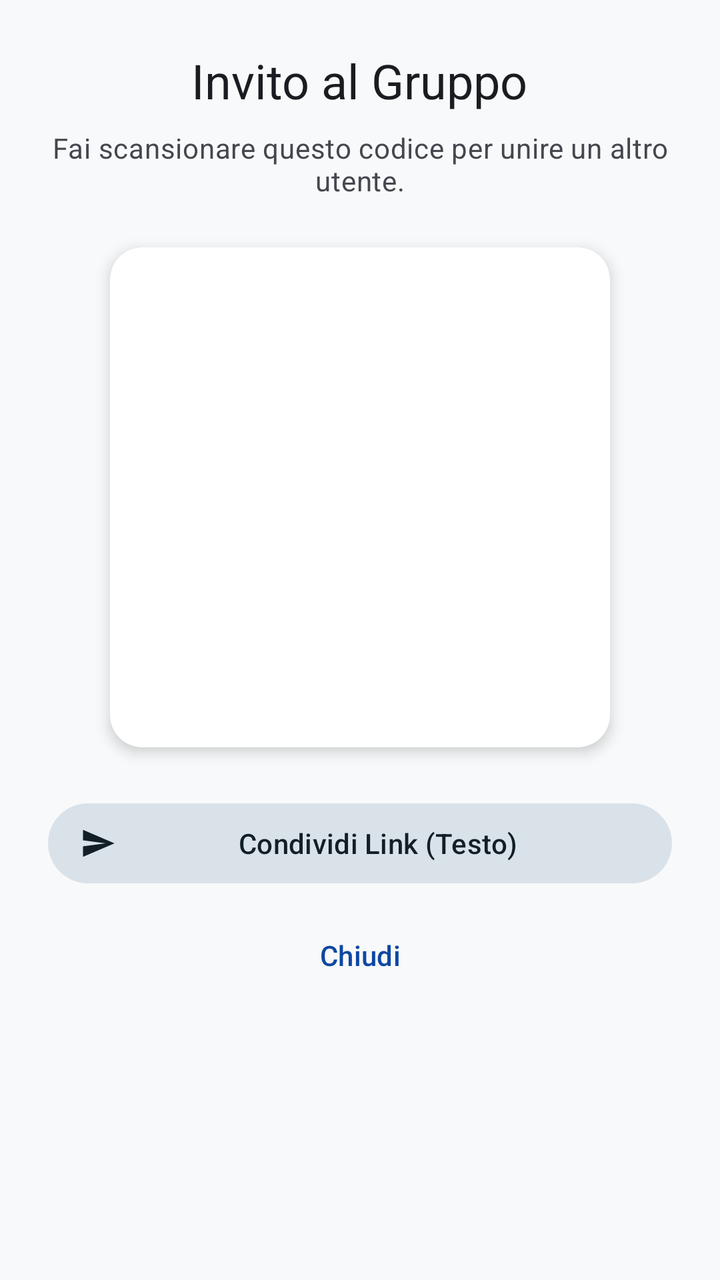
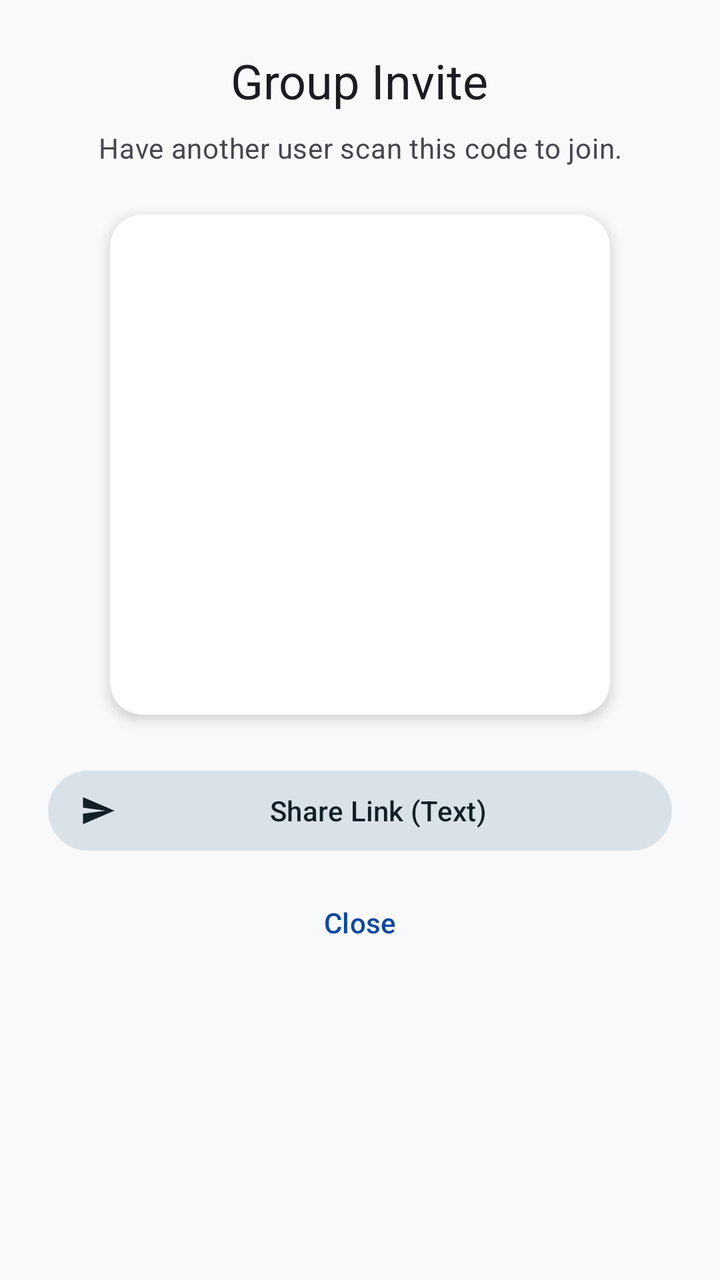

Screens rendered from an Android XML layout before and after an edit, with the pre-edit source and the edit as a unified diff.
<!-- AndroidManifest.xml: application theme Theme.CryptionChat -->
<!-- res/layout/dialog_qr_invite.xml -->
<?xml version="1.0" encoding="utf-8"?>

<LinearLayout xmlns:android="http://schemas.android.com/apk/res/android"
    xmlns:app="http://schemas.android.com/apk/res-auto"
    android:layout_width="match_parent"
    android:layout_height="wrap_content"
    android:orientation="vertical"
    android:padding="24dp"
    android:gravity="center_horizontal">

    <TextView
        android:id="@+id/qr_title"
        android:layout_width="wrap_content"
        android:layout_height="wrap_content"
        android:text="Invito al Gruppo"
        android:textAppearance="?attr/textAppearanceHeadlineSmall"
        android:textColor="?attr/colorOnSurface"
        android:layout_marginBottom="8dp"
        android:gravity="center"/>

    <TextView
        android:layout_width="wrap_content"
        android:layout_height="wrap_content"
        android:text="Fai scansionare questo codice per unire un altro utente."
        android:textAppearance="?attr/textAppearanceBodyMedium"
        android:textColor="?attr/colorOnSurfaceVariant"
        android:gravity="center"
        android:layout_marginBottom="24dp"/>

    <com.google.android.material.card.MaterialCardView
        android:layout_width="wrap_content"
        android:layout_height="wrap_content"
        app:cardCornerRadius="16dp"
        app:cardElevation="4dp"
        app:strokeWidth="0dp"
        app:cardBackgroundColor="@android:color/white">

        
        <ImageView
            android:id="@+id/qr_image_view"
            android:layout_width="250dp"
            android:layout_height="250dp"
            android:scaleType="fitCenter"
            android:padding="16dp"
            android:contentDescription="QR Code Invito" />

    </com.google.android.material.card.MaterialCardView>

    <com.google.android.material.button.MaterialButton
        android:id="@+id/btn_share_link"
        style="@style/Widget.Material3.Button.TonalButton.Icon"
        android:layout_width="match_parent"
        android:layout_height="wrap_content"
        android:layout_marginTop="24dp"
        android:text="Condividi Link (Testo)"
        app:icon="@drawable/ic_send"/>

    <com.google.android.material.button.MaterialButton
        android:id="@+id/btn_close"
        style="@style/Widget.Material3.Button.TextButton"
        android:layout_width="wrap_content"
        android:layout_height="wrap_content"
        android:layout_marginTop="8dp"
        android:text="Chiudi"/>

</LinearLayout>
<!-- resources referenced by this layout -->
<resources>
  <!-- drawable ic_send (drawable) -->
  <vector xmlns:android="http://schemas.android.com/apk/res/android"
      android:width="24dp"
      android:height="24dp"
      android:viewportWidth="24"
      android:viewportHeight="24">
      <path
          android:fillColor="@android:color/white"
          android:pathData="M2.01,21L23,12 2.01,3 2,10l15,2 -15,2z"/>
  </vector>
  <color name="primary_light">#0D47A1</color>
  <color name="primary_container_light">#D4E3FF</color>
  <color name="on_primary_container_light">#001C3A</color>
  <color name="secondary_light">#546E7A</color>
  <color name="on_secondary_light">#FFFFFF</color>
  <color name="secondary_container_light">#DAE2E9</color>
  <color name="on_secondary_container_light">#121F26</color>
  <color name="tertiary_light">#455A64</color>
  <color name="on_tertiary_light">#FFFFFF</color>
  <color name="tertiary_container_light">#CFD8DC</color>
  <color name="error_light">#BA1A1A</color>
  <color name="on_error_light">#FFFFFF</color>
  <color name="error_container_light">#FFDAD6</color>
  <color name="on_error_container_light">#410002</color>
  <color name="background_light">#F8F9FA</color>
  <color name="on_background_light">#191C20</color>
  <color name="surface_light">#F8F9FA</color>
  <color name="on_surface_light">#191C20</color>
  <color name="surface_variant_light">#E0E2E5</color>
  <color name="on_surface_variant_light">#44474E</color>
  <color name="outline_light">#74777F</color>
  <color name="outline_variant_light">#C4C6CF</color>
  <color name="inverse_surface_light">#2F3033</color>
  <color name="inverse_on_surface_light">#F1F0F4</color>
  <color name="inverse_primary_light">#AEC6FF</color>
  <style name="Widget.App.NavigationView" parent="Widget.Material3.NavigationView">
          
          <item name="itemShapeInsetStart">12dp</item>
          <item name="itemShapeInsetEnd">12dp</item>
          
          <item name="itemShapeAppearanceOverlay">@style/ShapeAppearance.Material3.Corner.Full</item>
      </style>
  <style name="ActivityAnimation" parent="@android:style/Animation.Activity">
          <item name="android:activityOpenEnterAnimation">@anim/slide_in_right</item>
          <item name="android:activityOpenExitAnimation">@anim/slide_out_left</item>
          <item name="android:activityCloseEnterAnimation">@anim/slide_in_left</item>
          <item name="android:activityCloseExitAnimation">@anim/slide_out_right</item>
      </style>
  <!-- unchanged entries left out for length: 1 -->
</resources>

<!-- the commit's change to res/layout/dialog_qr_invite.xml (unified diff, before → after) -->
@@ -12,7 +12,7 @@
         android:id="@+id/qr_title"
         android:layout_width="wrap_content"
         android:layout_height="wrap_content"
-        android:text="Invito al Gruppo"
+        android:text="@string/group_invite_title"
         android:textAppearance="?attr/textAppearanceHeadlineSmall"
         android:textColor="?attr/colorOnSurface"
         android:layout_marginBottom="8dp"
@@ -21,7 +21,7 @@
     <TextView
         android:layout_width="wrap_content"
         android:layout_height="wrap_content"
-        android:text="Fai scansionare questo codice per unire un altro utente."
+        android:text="@string/group_invite_desc"
         android:textAppearance="?attr/textAppearanceBodyMedium"
         android:textColor="?attr/colorOnSurfaceVariant"
         android:gravity="center"
@@ -42,7 +42,7 @@
             android:layout_height="250dp"
             android:scaleType="fitCenter"
             android:padding="16dp"
-            android:contentDescription="QR Code Invito" />
+            android:contentDescription="@string/cd_qr_invite" />
 
     </com.google.android.material.card.MaterialCardView>
 
@@ -52,7 +52,7 @@
         android:layout_width="match_parent"
         android:layout_height="wrap_content"
         android:layout_marginTop="24dp"
-        android:text="Condividi Link (Testo)"
+        android:text="@string/action_share_link_text"
         app:icon="@drawable/ic_send"/>
 
     <com.google.android.material.button.MaterialButton
@@ -61,6 +61,6 @@
         android:layout_width="wrap_content"
         android:layout_height="wrap_content"
         android:layout_marginTop="8dp"
-        android:text="Chiudi"/>
+        android:text="@string/action_close"/>
 
 </LinearLayout>
<!-- resource entries referenced after the edit -->
@@ -10,6 +10,11 @@
           android:fillColor="@android:color/white"
           android:pathData="M2.01,21L23,12 2.01,3 2,10l15,2 -15,2z"/>
   </vector>
+  <string name="action_close">Close</string>
+  <string name="action_share_link_text">Share Link (Text)</string>
+  <string name="cd_qr_invite">Invite QR Code</string>
+  <string name="group_invite_desc">Have another user scan this code to join.</string>
+  <string name="group_invite_title">Group Invite</string>
   <color name="primary_light">#0D47A1</color>
   <color name="primary_container_light">#D4E3FF</color>
   <color name="on_primary_container_light">#001C3A</color>
